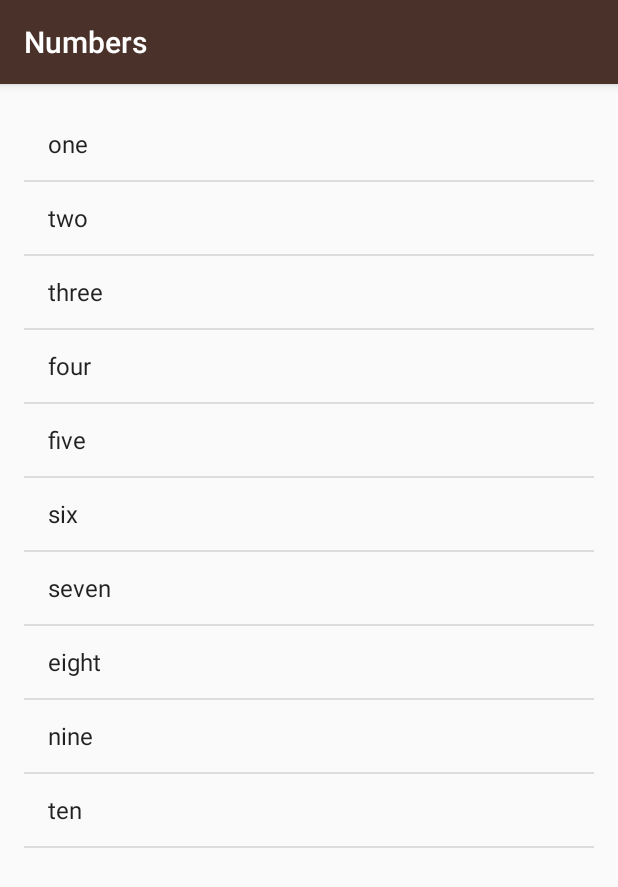
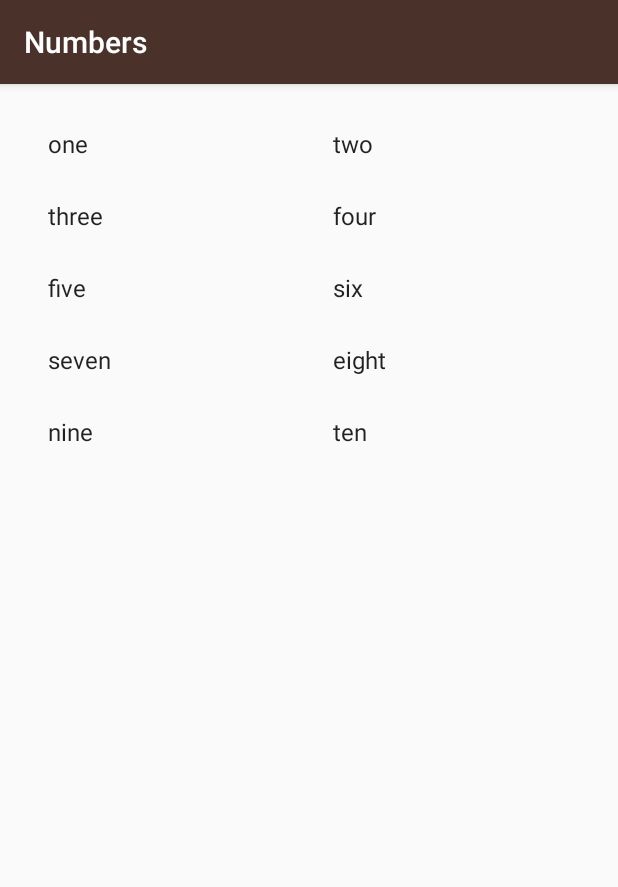
Before and after one commit to NarendraGadidasu/Miwok, an Android app: the NumbersActivity screen opened directly, with no data from a screen before it, on a phone screen of 412 x 824 dp. Shown: the top 887 px of the screen. Run offline under Robolectric (Android 15) with nearby library versions, the phone set to English and light mode, and no system bars.

Commit message:
Grid View Trial

```diff
--- a/app/src/main/java/android/example/miwok/NumbersActivity.java
+++ b/app/src/main/java/android/example/miwok/NumbersActivity.java
@@ -5,6 +5,7 @@ import androidx.appcompat.app.AppCompatActivity;
 import android.os.Bundle;
 import android.util.Log;
 import android.widget.ArrayAdapter;
+import android.widget.GridView;
 import android.widget.LinearLayout;
 import android.widget.ListView;
 import android.widget.TextView;
@@ -48,7 +49,7 @@ public class NumbersActivity extends AppCompatActivity {
 
         /** Using ListView with array adapter will allow view recycling for large number of views preventing memory leak issues*/
         ArrayAdapter<String> itemsAdapter = new ArrayAdapter<String>(this, android.R.layout.simple_list_item_1, words);
-        ListView listView = (ListView) findViewById(R.id.list);
+        GridView listView = (GridView) findViewById(R.id.list);
         listView.setAdapter(itemsAdapter);
     }
 
--- a/app/src/main/res/layout/activity_numbers.xml
+++ b/app/src/main/res/layout/activity_numbers.xml
@@ -1,8 +1,9 @@
 <?xml version="1.0" encoding="utf-8"?>
 
-<ListView xmlns:android="http://schemas.android.com/apk/res/android"
+<GridView xmlns:android="http://schemas.android.com/apk/res/android"
     xmlns:tools="http://schemas.android.com/tools"
     android:id="@+id/list"
+    android:numColumns="2"
     android:orientation="vertical"
     android:layout_width="match_parent"
     android:layout_height="match_parent"
```
